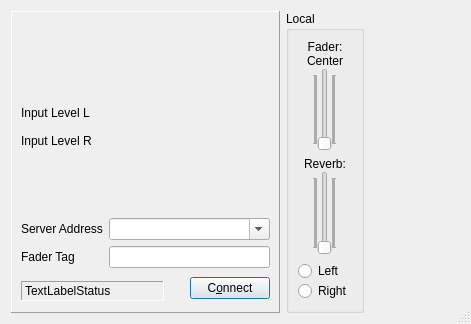
The window that src/llconclientdlgbase.ui (jamulussoftware/jamulus) describes before a commit, drawn with Qt 5.
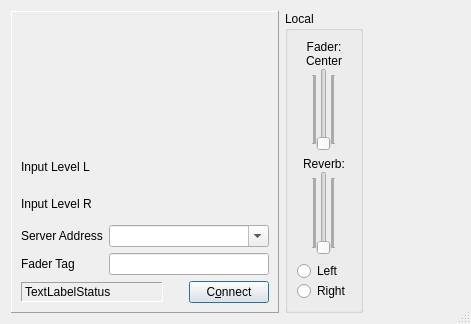
The same window after the commit. Icons and pictures are not drawn. Custom widgets are drawn as their Qt base class.

Commit message: some GUI fixes on main dialog

Diff of the .ui file:
```diff
--- a/src/llconclientdlgbase.ui
+++ b/src/llconclientdlgbase.ui
@@ -51,45 +51,9 @@
        </widget>
       </item>
       <item>
-       <spacer>
-        <property name="orientation" >
-         <enum>Qt::Vertical</enum>
-        </property>
-        <property name="sizeHint" >
-         <size>
-          <width>249</width>
-          <height>16</height>
-         </size>
-        </property>
-       </spacer>
-      </item>
-      <item>
-       <layout class="QHBoxLayout" >
-        <item>
-         <layout class="QVBoxLayout" >
-          <property name="spacing" >
-           <number>0</number>
-          </property>
-          <property name="leftMargin" >
-           <number>0</number>
-          </property>
-          <property name="topMargin" >
-           <number>0</number>
-          </property>
-          <property name="rightMargin" >
-           <number>0</number>
-          </property>
-          <property name="bottomMargin" >
-           <number>0</number>
-          </property>
-          <item>
+       <layout class="QGridLayout" >
+        <item row="0" column="0" >
            <widget class="QLabel" name="TextLabelInputLevelL" >
-            <property name="sizePolicy" >
-             <sizepolicy vsizetype="MinimumExpanding" hsizetype="Minimum" >
-              <horstretch>0</horstretch>
-              <verstretch>0</verstretch>
-             </sizepolicy>
-            </property>
             <property name="text" >
              <string>Input Level L</string>
             </property>
@@ -98,20 +62,18 @@
             </property>
            </widget>
           </item>
-          <item>
+        <item row="0" column="1" >
+         <widget class="CMultiColorLEDBar" native="1" name="MultiColorLEDBarInputLevelL" >
+          <property name="minimumSize" >
+           <size>
+            <width>50</width>
+            <height>25</height>
+           </size>
+          </property>
+         </widget>
+        </item>
+        <item row="1" column="0" >
            <widget class="QLabel" name="TextLabelInputLevelR" >
-            <property name="sizePolicy" >
-             <sizepolicy vsizetype="MinimumExpanding" hsizetype="Minimum" >
-              <horstretch>0</horstretch>
-              <verstretch>0</verstretch>
-             </sizepolicy>
-            </property>
-            <property name="minimumSize" >
-             <size>
-              <width>88</width>
-              <height>0</height>
-             </size>
-            </property>
             <property name="text" >
              <string>Input Level R</string>
             </property>
@@ -120,37 +82,8 @@
             </property>
            </widget>
           </item>
-         </layout>
-        </item>
-        <item>
-         <layout class="QVBoxLayout" >
-          <property name="spacing" >
-           <number>4</number>
-          </property>
-          <item>
-           <widget class="CMultiColorLEDBar" native="1" name="MultiColorLEDBarInputLevelL" >
-            <property name="sizePolicy" >
-             <sizepolicy vsizetype="Preferred" hsizetype="MinimumExpanding" >
-              <horstretch>0</horstretch>
-              <verstretch>0</verstretch>
-             </sizepolicy>
-            </property>
-            <property name="minimumSize" >
-             <size>
-              <width>50</width>
-              <height>25</height>
-             </size>
-            </property>
-           </widget>
-          </item>
-          <item>
+        <item row="1" column="1" >
            <widget class="CMultiColorLEDBar" native="1" name="MultiColorLEDBarInputLevelR" >
-            <property name="sizePolicy" >
-             <sizepolicy vsizetype="Preferred" hsizetype="MinimumExpanding" >
-              <horstretch>0</horstretch>
-              <verstretch>0</verstretch>
-             </sizepolicy>
-            </property>
             <property name="minimumSize" >
              <size>
               <width>50</width>
@@ -159,28 +92,7 @@
             </property>
            </widget>
           </item>
-         </layout>
-        </item>
-       </layout>
-      </item>
-      <item>
-       <spacer>
-        <property name="orientation" >
-         <enum>Qt::Vertical</enum>
-        </property>
-        <property name="sizeHint" >
-         <size>
-          <width>249</width>
-          <height>16</height>
-         </size>
-        </property>
-       </spacer>
-      </item>
-      <item>
-       <layout class="QHBoxLayout" >
-        <item>
-         <layout class="QVBoxLayout" >
-          <item>
+        <item row="2" column="0" >
            <widget class="QLabel" name="TextLabelServerAddr" >
             <property name="text" >
              <string>Server Address</string>
@@ -190,28 +102,24 @@
             </property>
            </widget>
           </item>
-          <item>
-           <widget class="QLabel" name="TextLabelServerTag" >
-            <property name="text" >
-             <string>Fader Tag</string>
-            </property>
-            <property name="wordWrap" >
-             <bool>false</bool>
-            </property>
-           </widget>
-          </item>
-         </layout>
-        </item>
-        <item>
-         <layout class="QVBoxLayout" >
-          <item>
+        <item row="2" column="1" >
            <widget class="QComboBox" name="LineEditServerAddr" >
             <property name="editable" >
              <bool>true</bool>
             </property>
            </widget>
           </item>
-          <item>
+        <item row="3" column="0" >
+         <widget class="QLabel" name="TextLabelServerTag" >
+          <property name="text" >
+           <string>Fader Tag</string>
+          </property>
+          <property name="wordWrap" >
+           <bool>false</bool>
+          </property>
+         </widget>
+        </item>
+        <item row="3" column="1" >
            <widget class="QLineEdit" name="LineEditFaderTag" >
             <property name="maxLength" >
              <number>15</number>
@@ -220,7 +128,21 @@
           </item>
          </layout>
         </item>
-       </layout>
+      <item>
+       <spacer>
+        <property name="orientation" >
+         <enum>Qt::Vertical</enum>
+        </property>
+        <property name="sizeType" >
+         <enum>QSizePolicy::Minimum</enum>
+        </property>
+        <property name="sizeHint" >
+         <size>
+          <width>20</width>
+          <height>0</height>
+         </size>
+        </property>
+       </spacer>
       </item>
       <item>
        <layout class="QHBoxLayout" >
@@ -242,8 +164,8 @@
             </property>
             <property name="sizeHint" >
              <size>
-              <width>20</width>
-              <height>5</height>
+              <width>168</width>
+              <height>0</height>
              </size>
             </property>
            </spacer>
@@ -323,22 +245,6 @@
           </property>
          </widget>
         </item>
-        <item>
-         <spacer>
-          <property name="orientation" >
-           <enum>Qt::Horizontal</enum>
-          </property>
-          <property name="sizeType" >
-           <enum>QSizePolicy::Minimum</enum>
-          </property>
-          <property name="sizeHint" >
-           <size>
-            <width>0</width>
-            <height>29</height>
-           </size>
-          </property>
-         </spacer>
-        </item>
        </layout>
       </item>
      </layout>
```
Lines whose indentation alone changed are shown as unchanged. The commit also changes 1 other file.
